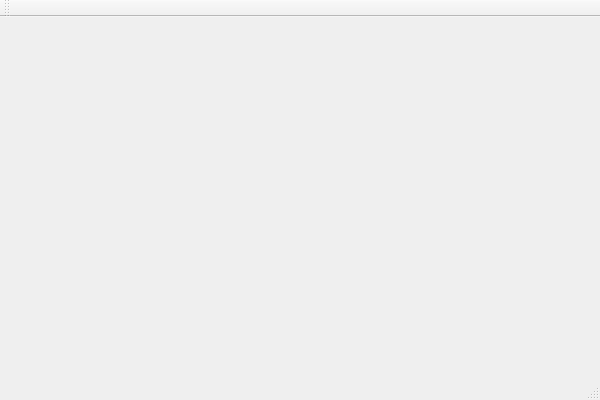
Qt form SymbolScanner/WinSymbolScanner.ui (veeman/SymbolScanner) before a commit.
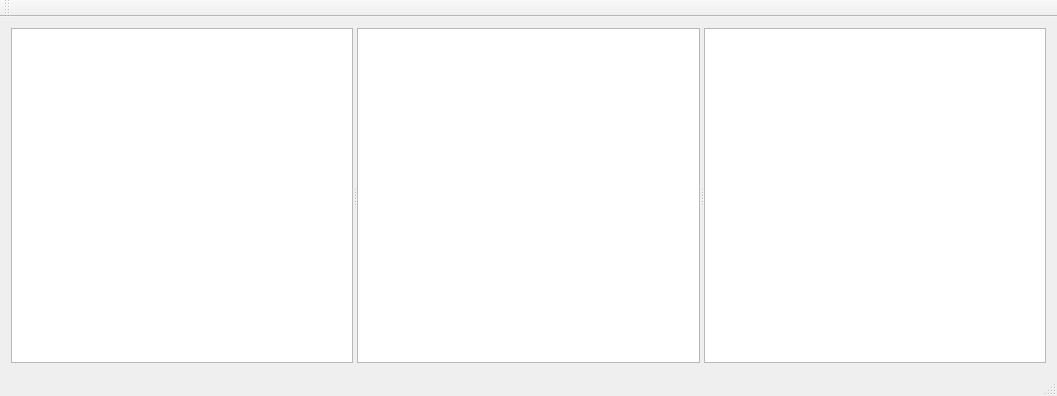
The same form after that commit.

Commit message: implement director, file browser and image preview handler

Patch:
```diff
--- a/SymbolScanner/WinSymbolScanner.ui
+++ b/SymbolScanner/WinSymbolScanner.ui
@@ -6,14 +6,31 @@
    <rect>
     <x>0</x>
     <y>0</y>
-    <width>600</width>
-    <height>400</height>
+    <width>1057</width>
+    <height>396</height>
    </rect>
   </property>
   <property name="windowTitle">
    <string>WinSymbolScanner</string>
   </property>
-  <widget class="QWidget" name="centralWidget"/>
+  <widget class="QWidget" name="centralWidget">
+   <layout class="QHBoxLayout" name="horizontalLayout">
+    <item>
+     <widget class="QSplitter" name="splitter">
+      <property name="orientation">
+       <enum>Qt::Horizontal</enum>
+      </property>
+      <widget class="QTreeView" name="treeViewDirs">
+       <property name="headerHidden">
+        <bool>true</bool>
+       </property>
+      </widget>
+      <widget class="QListView" name="listViewFiles"/>
+      <widget class="QGraphicsView" name="graphicsViewPreview"/>
+     </widget>
+    </item>
+   </layout>
+  </widget>
   <widget class="QMenuBar" name="menuBar">
    <property name="geometry">
     <rect>
```
Left out of the diff: 2 changed lines with no effect on the pictures. The commit also changes 2 other files.
